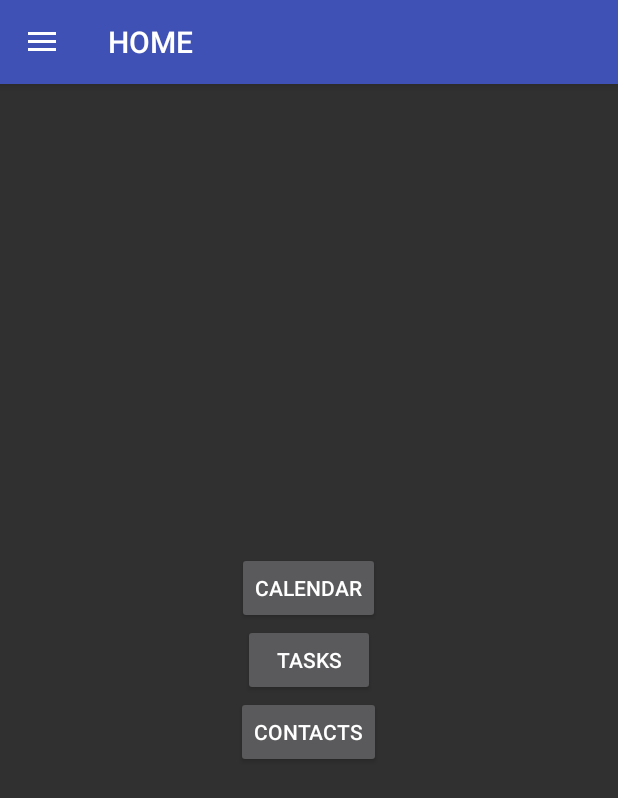
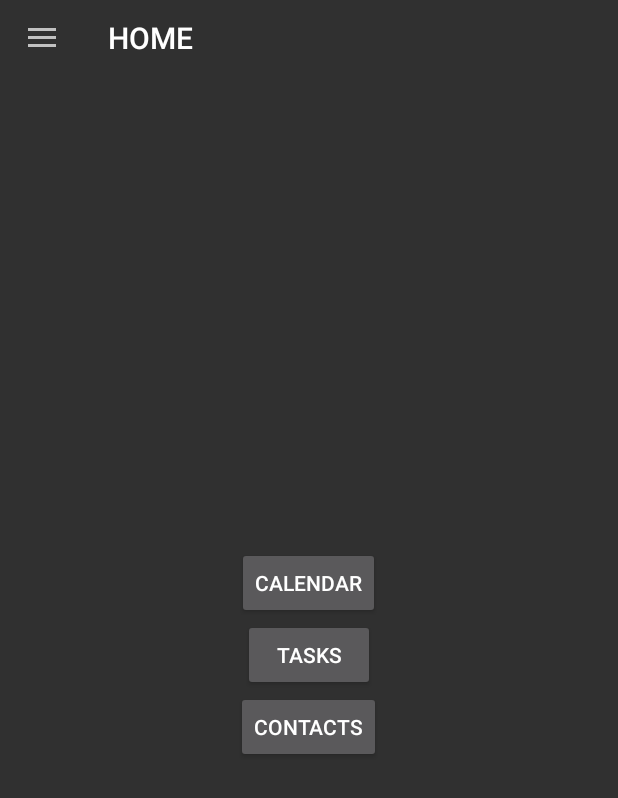
Before and after one commit to markfeldman21/TaskTrack, an Android app: the screen it shows after launch (MainActivity), on a phone screen of 412 x 824 dp. Shown: the top 798 px of the screen. Run offline under Robolectric (Android 15) with nearby library versions, the phone set to English and light mode, and no system bars.

Commit message:
Change ActionBar Title to Correspond with Fragment

```diff
--- a/app/src/main/java/com/markfeldman/tasktrack/MainActivity.java
+++ b/app/src/main/java/com/markfeldman/tasktrack/MainActivity.java
@@ -7,6 +7,7 @@ import android.support.v4.widget.DrawerLayout;
 import android.support.v7.app.ActionBarDrawerToggle;
 import android.support.v7.app.AppCompatActivity;
 import android.os.Bundle;
+import android.support.v7.widget.Toolbar;
 import android.util.Log;
 import android.view.Menu;
 import android.view.MenuItem;
@@ -24,26 +25,35 @@ public class MainActivity extends AppCompatActivity implements Home.onFragmentCl
     private DrawerLayout drawerLayout;
     private ActionBarDrawerToggle drawerToggle;
     private CharSequence drawerTitle;
-    private CharSequence title;
+    private String title;
     private ListView listView;
+    private final String INSTANCE_STATE_SAVE_TITLE = "save_title";
 
     @Override
     protected void onCreate(Bundle savedInstanceState) {
         super.onCreate(savedInstanceState);
         setContentView(R.layout.activity_main);
+        Toolbar toolbar = (Toolbar) findViewById(R.id.toolbar);
+        setSupportActionBar(toolbar);
         selectedFragment = new Home();
         if (savedInstanceState==null){
             title  = getString(R.string.fragment_home_title);
             getSupportFragmentManager()
                     .beginTransaction()
                     .add(R.id.container,selectedFragment)
-                    .addToBackStack(title.toString())
+                    .addToBackStack(title)
                     .commit();
             if (getSupportActionBar()!=null){
                 getSupportActionBar().setTitle(title);
             }
+        }else{
+            title = savedInstanceState.getString(INSTANCE_STATE_SAVE_TITLE);
+            if (getSupportActionBar()!=null){
+                getSupportActionBar().setTitle(title);
+            }
         }
-        title = drawerTitle = getTitle();
+        drawerTitle = getTitle();
+        title = getTitle().toString();
         String[] drawerItems = getResources().getStringArray(R.array.navigation_drawer_items);
         drawerLayout = (DrawerLayout)findViewById(R.id.drawer_layout);
         listView = (ListView)findViewById(R.id.drawer_list);
@@ -72,7 +82,6 @@ public class MainActivity extends AppCompatActivity implements Home.onFragmentCl
         };
         drawerLayout.addDrawerListener(drawerToggle);
         if (getSupportActionBar()!=null){
-            getSupportActionBar().setLogo(R.drawable.ic_action_expand);
             getSupportActionBar().setDisplayHomeAsUpEnabled(true);
             getSupportActionBar().setHomeButtonEnabled(true);
         }
@@ -105,6 +114,12 @@ public class MainActivity extends AppCompatActivity implements Home.onFragmentCl
             }
             default:return super.onOptionsItemSelected(item);
         }
+    }
+
+    @Override
+    protected void onSaveInstanceState(Bundle outState) {
+        super.onSaveInstanceState(outState);
+        outState.putString(INSTANCE_STATE_SAVE_TITLE, title);
     }
 
     @Override
@@ -143,7 +158,7 @@ public class MainActivity extends AppCompatActivity implements Home.onFragmentCl
         }
         FragmentTransaction fragmentTransaction = getSupportFragmentManager().beginTransaction();
         fragmentTransaction.replace(R.id.container,selectedFragment)
-                .addToBackStack(title.toString())
+                .addToBackStack(title)
                 .commit();
 
         if (getSupportActionBar()!=null){
@@ -181,7 +196,7 @@ public class MainActivity extends AppCompatActivity implements Home.onFragmentCl
             }
             FragmentTransaction ft = getSupportFragmentManager().beginTransaction();
             ft.replace(R.id.container,selectedFragment)
-                    .addToBackStack(title.toString())
+                    .addToBackStack(title)
                     .commit();
 
             if (getSupportActionBar()!=null){
--- a/app/src/main/res/layout/activity_main.xml
+++ b/app/src/main/res/layout/activity_main.xml
@@ -5,6 +5,17 @@
     android:id="@+id/drawer_layout"
     android:layout_width="match_parent"
     android:layout_height="match_parent">
+    <LinearLayout
+        android:orientation="vertical"
+        android:layout_width="match_parent"
+        android:layout_height="match_parent">
+
+    <android.support.v7.widget.Toolbar
+        android:id="@+id/toolbar"
+        android:layout_height="50dp"
+        android:layout_width="match_parent" />
+
+
     <FrameLayout
         android:id="@+id/container"
         android:layout_width="match_parent"
@@ -16,9 +27,12 @@
         tools:context="com.markfeldman.tasktrack.MainActivity">
     </FrameLayout>
 
+    </LinearLayout>
+
     <ListView android:id="@+id/drawer_list"
         android:layout_width="240dp"
         android:layout_height="match_parent"
+        android:layout_marginTop="50dp"
         android:layout_gravity="start"
         android:choiceMode="singleChoice"
         android:divider="@android:color/transparent"
--- a/app/src/main/res/values/styles.xml
+++ b/app/src/main/res/values/styles.xml
@@ -6,6 +6,8 @@
         <item name="colorPrimary">@color/colorPrimary</item>
         <item name="colorPrimaryDark">@color/colorPrimaryDark</item>
         <item name="colorAccent">@color/colorAccent</item>
+        <item name="windowNoTitle">true</item>
+        <item name="windowActionBar">false</item>
     </style>
 
 </resources>
```
Also changed, not shown: app/src/main/res/drawable/ic_action_expand.png (added).
